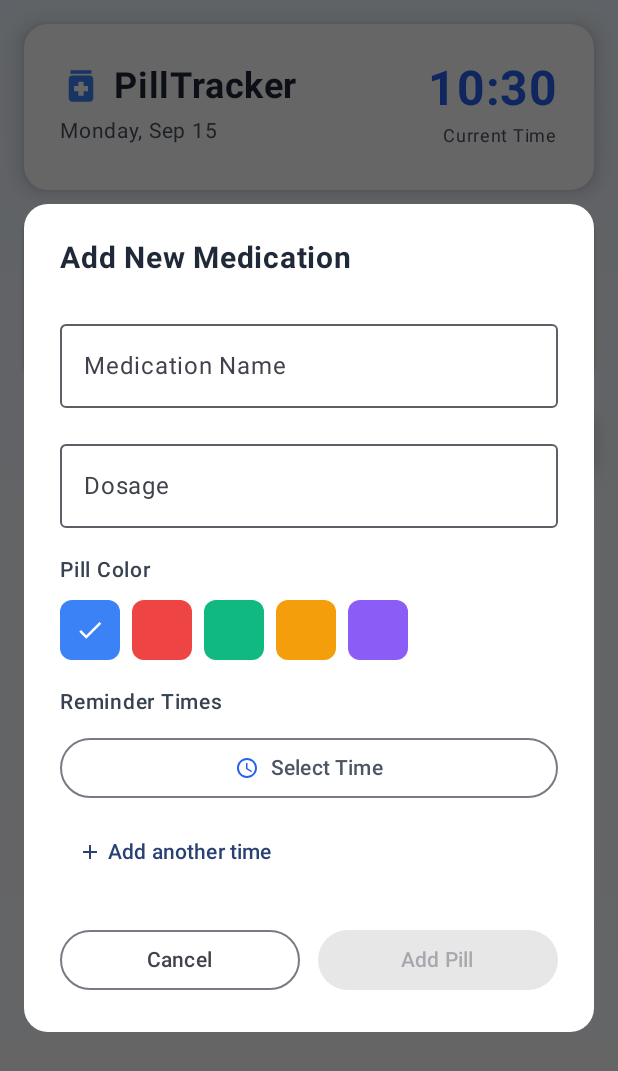
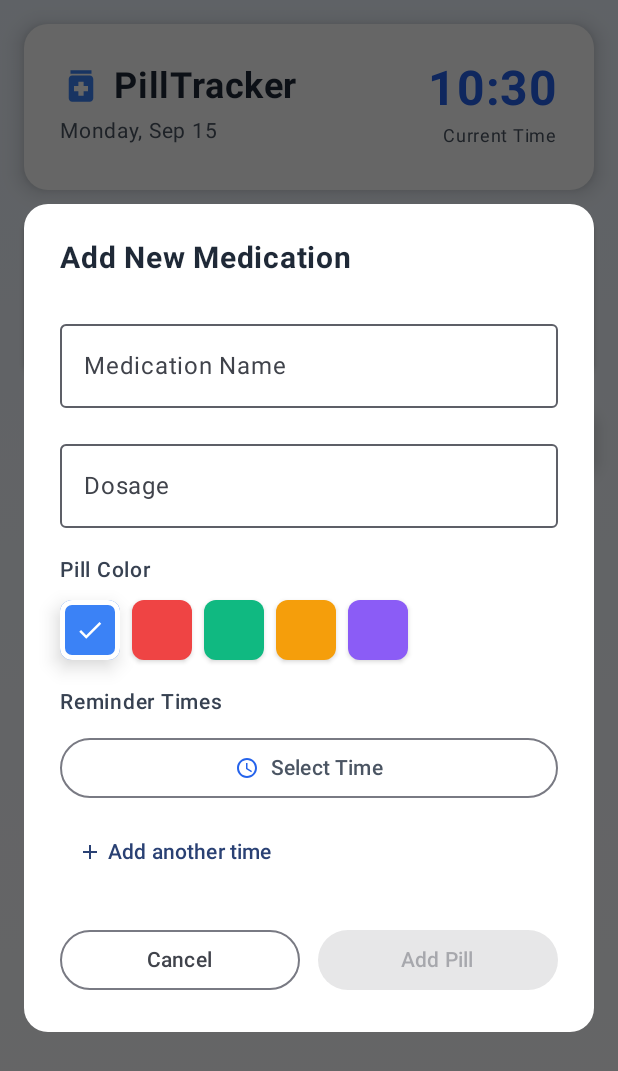
Before and after one commit to wahidsuman/Pill-, an Android app built with Jetpack Compose: the screen it shows after launch (MainActivity), after a tap on "Add Pill", on a phone screen of 412 x 824 dp. Shown: the top 1071 px of the screen. Run offline under Robolectric (Android 15) with nearby library versions, the phone set to English and light mode, and no system bars; our stand-ins replace Dagger/Hilt's generated code, Room's generated code.

Commit message:
Checkpoint before follow-up message
Co-authored-by: wahidsuman <wahidsuman@gmail.com>

```diff
--- a/app/src/main/java/com/pilltracker/app/ui/components/AddPillModal.kt
+++ b/app/src/main/java/com/pilltracker/app/ui/components/AddPillModal.kt
@@ -1,6 +1,7 @@
 package com.pilltracker.app.ui.components
 
 import androidx.compose.foundation.background
+import androidx.compose.foundation.clickable
 import androidx.compose.foundation.layout.*
 import androidx.compose.foundation.rememberScrollState
 import androidx.compose.foundation.shape.CircleShape
@@ -462,13 +463,21 @@ fun ColorOption(
         else -> Blue500
     }
 
-    Box(
+    Card(
         modifier = Modifier
             .size(40.dp)
-            .background(
-                color = colorValue,
-                shape = RoundedCornerShape(8.dp)
-            ),
+            .clickable { onClick() },
+        colors = CardDefaults.cardColors(containerColor = colorValue),
+        shape = RoundedCornerShape(8.dp),
+        border = if (isSelected) {
+            androidx.compose.foundation.BorderStroke(3.dp, Color.White)
+        } else null,
+        elevation = CardDefaults.cardElevation(
+            defaultElevation = if (isSelected) 8.dp else 2.dp
+        )
+    ) {
+        Box(
+            modifier = Modifier.fillMaxSize(),
             contentAlignment = Alignment.Center
         ) {
             if (isSelected) {
@@ -481,3 +490,4 @@ fun ColorOption(
             }
         }
     }
+}
```
Lines whose indentation alone changed are shown as unchanged.
